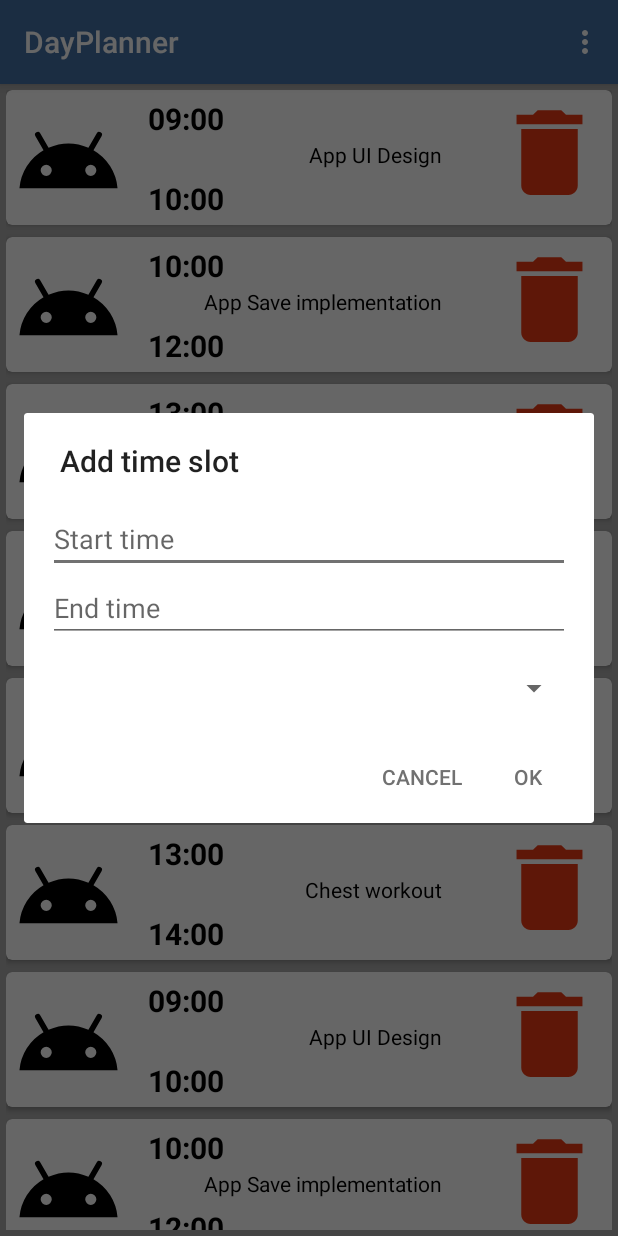
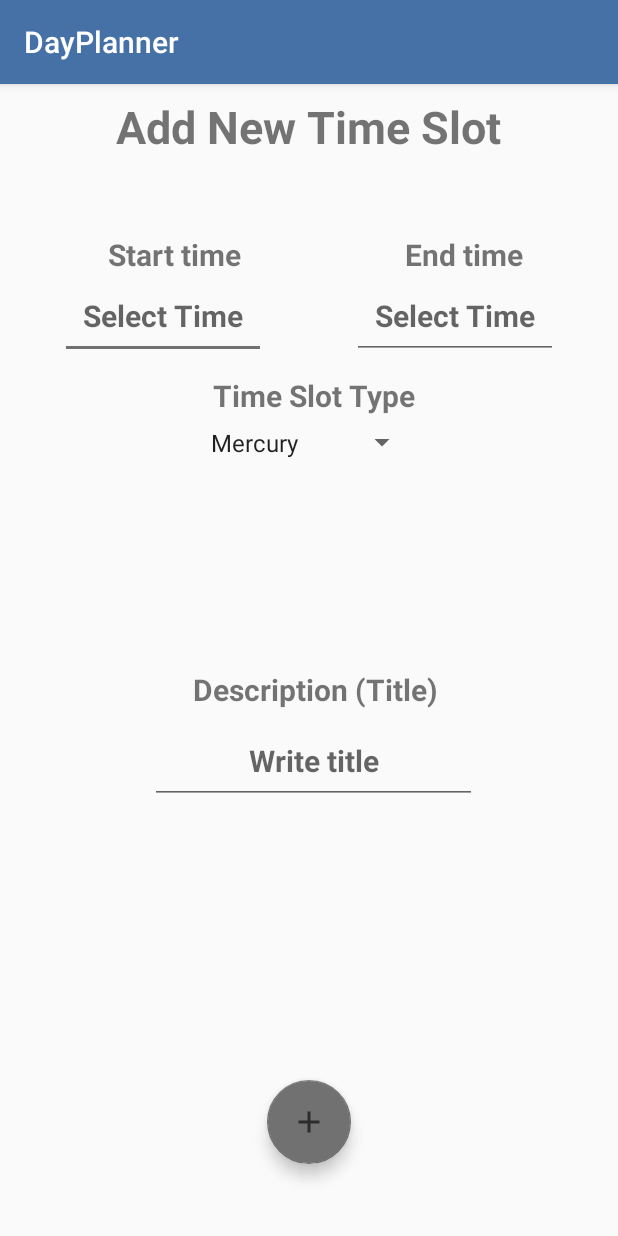
Before and after one commit to TomRoberts97/DayPlanner, an Android app: the screen it shows after launch (MainActivity before the commit, AddTimeSlotActivity after it), in the options menu, after a tap on "Add time slot", on a phone screen of 412 x 824 dp. Run offline under Robolectric (Android 15) with nearby library versions, the phone set to English and light mode, and no system bars.

Commit message:
AddTimeSlot activity created, need to implement adding to time slot array

```diff
--- a/app/build.gradle
+++ b/app/build.gradle
@@ -28,6 +28,7 @@ dependencies {
     implementation 'androidx.constraintlayout:constraintlayout:2.0.1'
     implementation 'androidx.recyclerview:recyclerview:1.1.0'
     implementation 'androidx.cardview:cardview:1.0.0'
+    implementation 'com.google.android.material:material:1.2.0'
     testImplementation 'junit:junit:4.12'
     androidTestImplementation 'androidx.test.ext:junit:1.1.2'
     androidTestImplementation 'androidx.test.espresso:espresso-core:3.3.0'
--- a/app/src/main/AndroidManifest.xml
+++ b/app/src/main/AndroidManifest.xml
@@ -16,6 +16,7 @@
                 <category android:name="android.intent.category.LAUNCHER" />
             </intent-filter>
         </activity>
+        <activity android:name=".AddTimeSlotActivity"></activity>
     </application>
 
 </manifest>
--- /dev/null
+++ b/app/src/main/java/com/tomrob/dayplanner/AddTimeSlotActivity.java
@@ -0,0 +1,131 @@
+package com.tomrob.dayplanner;
+
+import android.app.TimePickerDialog;
+import android.os.Bundle;
+import android.text.InputType;
+import android.view.View;
+import android.widget.ArrayAdapter;
+import android.widget.EditText;
+import android.widget.Spinner;
+import android.widget.TimePicker;
+import android.widget.Toast;
+
+import com.google.android.material.floatingactionbutton.FloatingActionButton;
+
+import java.util.ArrayList;
+import java.util.Calendar;
+
+import androidx.appcompat.app.AppCompatActivity;
+
+public class AddTimeSlotActivity extends AppCompatActivity {
+
+    TimePickerDialog startTimePicker, endTimePicker;
+    EditText editTextStartTime, editTextEndTime;
+    Spinner spinner;
+
+    @Override
+    protected void onCreate(Bundle savedInstanceState) {
+        super.onCreate(savedInstanceState);
+        setContentView(R.layout.activity_add_time_slot);
+
+
+        spinner = findViewById(R.id.time_slot_type_spinner);
+
+        fillSpinner();
+
+
+
+
+
+
+
+
+
+
+
+
+        // code block for Start time picker dialog
+        editTextStartTime = findViewById(R.id.EditTextStartTime);
+        editTextStartTime.setInputType(InputType.TYPE_NULL);
+        editTextStartTime.setOnClickListener(new View.OnClickListener() {
+            @Override
+            public void onClick(View v) {
+                final Calendar cldr = Calendar.getInstance();
+                int hour = cldr.get(Calendar.HOUR_OF_DAY);
+                int minutes = cldr.get(Calendar.MINUTE);
+                // time picker dialog
+                startTimePicker = new TimePickerDialog(AddTimeSlotActivity.this,android.R.style.Theme_Holo_Light_Dialog_NoActionBar,
+                        new TimePickerDialog.OnTimeSetListener() {
+                            @Override
+                            public void onTimeSet(TimePicker tp, int sHour, int sMinute) {
+                                String startTimeString = null;
+                                if(sHour < 10 && sMinute < 10){
+                                    startTimeString = "0" + sHour + ":0" + sMinute;
+                                } else if(sHour < 10) {
+                                    startTimeString = "0" + sHour + ":" + sMinute;
+                                } else if(sMinute < 10){
+                                    startTimeString = sHour + ":0" + sMinute;
+                                } else {
+                                    startTimeString = sHour + ":" + sMinute;
+                                }
+                                editTextStartTime.setText(startTimeString);
+
+                            }
+                        }, hour, minutes, true);
+                startTimePicker.show();
+            }
+        }); // end of start time picker dialog
+        // code block for End time picker dialog
+        editTextEndTime = findViewById(R.id.EditTextEndTime);
+        editTextEndTime.setInputType(InputType.TYPE_NULL);
+        editTextEndTime.setOnClickListener(new View.OnClickListener() {
+            @Override
+            public void onClick(View v) {
+                final Calendar cldr = Calendar.getInstance();
+                int hour = cldr.get(Calendar.HOUR_OF_DAY);
+                int minutes = cldr.get(Calendar.MINUTE);
+                // time picker dialog
+                endTimePicker = new TimePickerDialog(AddTimeSlotActivity.this,android.R.style.Theme_Holo_Light_Dialog_NoActionBar,
+                        new TimePickerDialog.OnTimeSetListener() {
+                            @Override
+                            public void onTimeSet(TimePicker tp, int sHour, int sMinute) {
+                                String endTimeString = null;
+                                if(sHour < 10 && sMinute < 10){
+                                    endTimeString = "0" + sHour + ":0" + sMinute;
+                                } else if(sHour < 10) {
+                                    endTimeString = "0" + sHour + ":" + sMinute;
+                                } else if(sMinute < 10){
+                                    endTimeString = sHour + ":0" + sMinute;
+                                } else {
+                                    endTimeString = sHour + ":" + sMinute;
+                                }
+                                editTextEndTime.setText(endTimeString);
+
+                            }
+                        }, hour, minutes, true);
+                endTimePicker.show();
+            }
+        }); // end of end time picker dialog
+
+
+        FloatingActionButton floatingActionButton = findViewById(R.id.floating_action_button);
+        floatingActionButton.setOnClickListener(new View.OnClickListener() {
+            @Override
+            public void onClick(View view) {
+                Toast.makeText(getApplicationContext(), "pressed", Toast.LENGTH_LONG).show();
+            }
+        });
+
+
+
+    } //  end of OnCreate
+
+    private void fillSpinner(){
+        ArrayAdapter<CharSequence> adapter = ArrayAdapter.createFromResource(
+                this, R.array.time_slot_type_array, android.R.layout.simple_spinner_item);
+        adapter.setDropDownViewResource(android.R.layout.simple_spinner_dropdown_item);
+        spinner.setAdapter(adapter);
+    }
+
+
+}
--- a/app/src/main/java/com/tomrob/dayplanner/MainActivity.java
+++ b/app/src/main/java/com/tomrob/dayplanner/MainActivity.java
@@ -1,10 +1,12 @@
 package com.tomrob.dayplanner;
 
 import androidx.annotation.NonNull;
+import androidx.appcompat.app.AlertDialog;
 import androidx.appcompat.app.AppCompatActivity;
 import androidx.recyclerview.widget.LinearLayoutManager;
 import androidx.recyclerview.widget.RecyclerView;
 
+import android.content.DialogInterface;
 import android.content.Intent;
 import android.os.Bundle;
 import android.view.Menu;
@@ -30,21 +32,18 @@ public class MainActivity extends AppCompatActivity implements CustomDialog.Cust
         super.onOptionsItemSelected(item);
 
         // code for switching activites when add is clicked
-      /* if (item.getItemId() == R.id.add_note){
-            Intent intent = new Intent(getApplicationContext(), NoteEditorActivity.class);
+       if (item.getItemId() == R.id.add_time_slot){
+            Intent intent = new Intent(getApplicationContext(), AddTimeSlotActivity.class);
 
             startActivity(intent);
             return true;
         }
-         return false;*/
+         return false;
 
 
             //insertItem();
-
-            openDialog();
-
-
-        return false;
+            //openDialog();
+            //return false;
     }
 
 
@@ -100,8 +99,24 @@ public class MainActivity extends AppCompatActivity implements CustomDialog.Cust
             }
 
             @Override
-            public void OnDeleteClick(int position) {
-                removeItem(position);
+            public void OnDeleteClick(final int position) {
+
+                new AlertDialog.Builder(MainActivity.this)
+                        .setIcon(android.R.drawable.ic_dialog_alert)
+                        .setTitle("Are you sure?")
+                        .setMessage("Do you want to delete this time slot?")
+                        .setPositiveButton("Yes", new DialogInterface.OnClickListener() {
+                            @Override
+                            public void onClick(DialogInterface dialogInterface, int i) {
+                                removeItem(position);
+
+                            }
+                        })
+                        .setNegativeButton("No", null)
+                        .show();
+
+
+
             }
         });
     }
--- /dev/null
+++ b/app/src/main/res/drawable/ic_baseline_add_24.xml
@@ -0,0 +1,10 @@
+<vector xmlns:android="http://schemas.android.com/apk/res/android"
+    android:width="24dp"
+    android:height="24dp"
+    android:viewportWidth="24"
+    android:viewportHeight="24"
+    android:tint="?attr/colorControlNormal">
+  <path
+      android:fillColor="@android:color/white"
+      android:pathData="M19,13h-6v6h-2v-6H5v-2h6V5h2v6h6v2z"/>
+</vector>
--- /dev/null
+++ b/app/src/main/res/layout/activity_add_time_slot.xml
@@ -0,0 +1,140 @@
+<?xml version="1.0" encoding="utf-8"?>
+<RelativeLayout xmlns:android="http://schemas.android.com/apk/res/android"
+    android:layout_width="match_parent"
+    android:layout_height="match_parent"
+    xmlns:app="http://schemas.android.com/apk/res-auto">
+
+
+    <TextView
+        android:id="@+id/textView"
+        android:layout_width="wrap_content"
+        android:layout_height="wrap_content"
+        android:layout_alignParentTop="true"
+        android:layout_centerHorizontal="true"
+        android:layout_marginTop="8dp"
+        android:clickable="false"
+        android:text="Add New Time Slot"
+        android:textSize="30sp"
+        android:textStyle="bold" />
+
+    <TextView
+        android:id="@+id/TextViewEndTime"
+        android:layout_width="wrap_content"
+        android:layout_height="wrap_content"
+        android:layout_alignParentEnd="true"
+        android:layout_alignParentTop="true"
+
+        android:layout_marginEnd="63dp"
+        android:layout_marginTop="100dp"
+        android:text="End time"
+        android:textSize="20sp"
+        android:textStyle="bold" />
+
+    <TextView
+        android:id="@+id/TextViewStartTime"
+        android:layout_width="wrap_content"
+        android:layout_height="wrap_content"
+        android:layout_alignParentEnd="true"
+        android:layout_alignParentTop="true"
+
+        android:layout_marginEnd="251dp"
+        android:layout_marginTop="100dp"
+        android:text="Start time"
+        android:textSize="20sp"
+        android:textStyle="bold" />
+
+    <EditText
+        android:id="@+id/EditTextStartTime"
+        android:layout_width="wrap_content"
+        android:layout_height="wrap_content"
+        android:layout_alignParentStart="true"
+        android:layout_alignParentTop="true"
+        android:layout_marginStart="40dp"
+        android:layout_marginTop="125dp"
+        android:hint="Select Time"
+        android:gravity="center_horizontal"
+        android:padding="15dp"
+        android:textSize="20sp"
+        android:textStyle="bold" />
+
+    <EditText
+        android:id="@+id/EditTextEndTime"
+        android:layout_width="wrap_content"
+        android:layout_height="wrap_content"
+        android:layout_alignParentEnd="true"
+        android:layout_alignParentTop="true"
+        android:layout_marginEnd="40dp"
+        android:layout_marginTop="125dp"
+        android:hint="Select Time"
+        android:gravity="center_horizontal"
+
+        android:padding="15dp"
+        android:textSize="20sp"
+        android:textStyle="bold" />
+
+    <TextView
+        android:id="@+id/TextViewTypeSelect"
+        android:layout_width="wrap_content"
+        android:layout_height="wrap_content"
+        android:layout_alignParentEnd="true"
+        android:layout_alignParentTop="true"
+
+        android:layout_centerHorizontal="true"
+        android:layout_marginEnd="135dp"
+        android:layout_marginTop="194dp"
+        android:text="Time Slot Type"
+        android:textSize="20sp"
+        android:textStyle="bold" />
+
+    <Spinner
+        android:id="@+id/time_slot_type_spinner"
+        android:layout_width="146dp"
+        android:layout_height="42dp"
+        android:layout_alignParentTop="true"
+        android:layout_centerHorizontal="true"
+        android:layout_marginTop="218dp"
+        android:textSize="20sp" />
+
+    <TextView
+        android:id="@+id/TextViewDesHeader"
+        android:layout_width="wrap_content"
+        android:layout_height="wrap_content"
+        android:layout_alignParentEnd="true"
+        android:layout_alignParentTop="true"
+
+        android:layout_centerHorizontal="true"
+        android:layout_marginEnd="120dp"
+        android:layout_marginTop="390dp"
+        android:text="Description (Title)"
+        android:textSize="20sp"
+        android:textStyle="bold" />
+
+    <EditText
+        android:id="@+id/EditTextDescriptionHeader"
+        android:layout_width="218dp"
+        android:layout_height="wrap_content"
+        android:layout_alignParentEnd="true"
+        android:layout_alignParentTop="true"
+        android:layout_centerHorizontal="true"
+        android:layout_marginEnd="94dp"
+        android:layout_marginTop="422dp"
+        android:gravity="center_horizontal"
+
+        android:hint="Write title"
+        android:padding="15dp"
+        android:textSize="20sp"
+        android:textStyle="bold" />
+
+    <com.google.android.material.floatingactionbutton.FloatingActionButton
+        android:id="@+id/floating_action_button"
+        android:layout_width="wrap_content"
+        android:layout_height="wrap_content"
+        android:layout_alignParentBottom="true"
+        android:layout_centerHorizontal="true"
+        android:layout_gravity="bottom|right"
+        android:layout_marginBottom="48dp"
+        app:srcCompat="@drawable/ic_baseline_add_24" />
+<!--        android:contentDescription="@string/fab_content_desc"-->
+<!--        app:srcCompat="@drawable/ic_plus_24" />-->
+
+</RelativeLayout>
--- a/app/src/main/res/values/strings.xml
+++ b/app/src/main/res/values/strings.xml
@@ -1,3 +1,15 @@
 <resources>
     <string name="app_name">DayPlanner</string>
+
+<string name="planet_prompt">Choose a planet</string>
+<string-array name="time_slot_type_array">
+    <item>Mercury</item>
+    <item>Venus</item>
+    <item>Earth</item>
+    <item>Mars</item>
+    <item>Jupiter</item>
+    <item>Saturn</item>
+    <item>Uranus</item>
+    <item>Neptune</item>
+</string-array>
 </resources>
```
Also changed, not shown: app/src/main/java/com/tomrob/dayplanner/CustomDialog.java (+8 -1 lines), app/src/main/java/com/tomrob/dayplanner/ExampleAdapter.java (deleted, +0 -57 lines), app/src/main/java/com/tomrob/dayplanner/ExampleItem.java (deleted, +0 -25 lines), app/src/main/res/values/styles.xml (+8 -0 lines).
